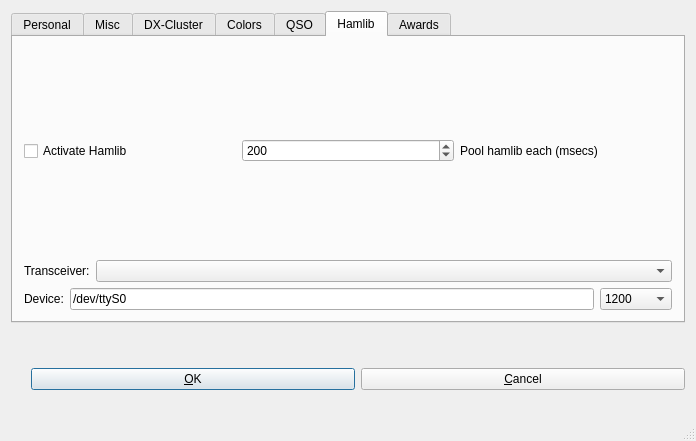
dbasden/klog, file src/setup.ui: the form before one commit.
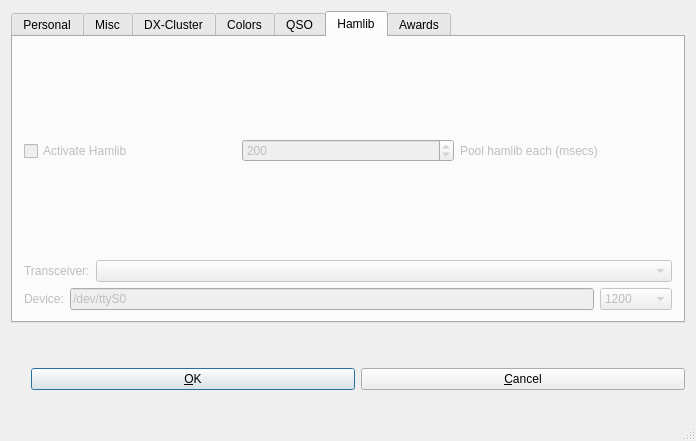
The form after the commit. The open tabs and pages were chosen to show the change.

Diff of the .ui file:
```diff
--- a/src/setup.ui
+++ b/src/setup.ui
@@ -1074,6 +1074,12 @@
       </layout>
      </widget>
      <widget class="QWidget" name="TabPage">
+      <property name="enabled">
+       <bool>false</bool>
+      </property>
+      <property name="toolTip">
+       <string>Hamlib support will be added in a future release.</string>
+      </property>
       <attribute name="title">
        <string>Hamlib</string>
       </attribute>
```
